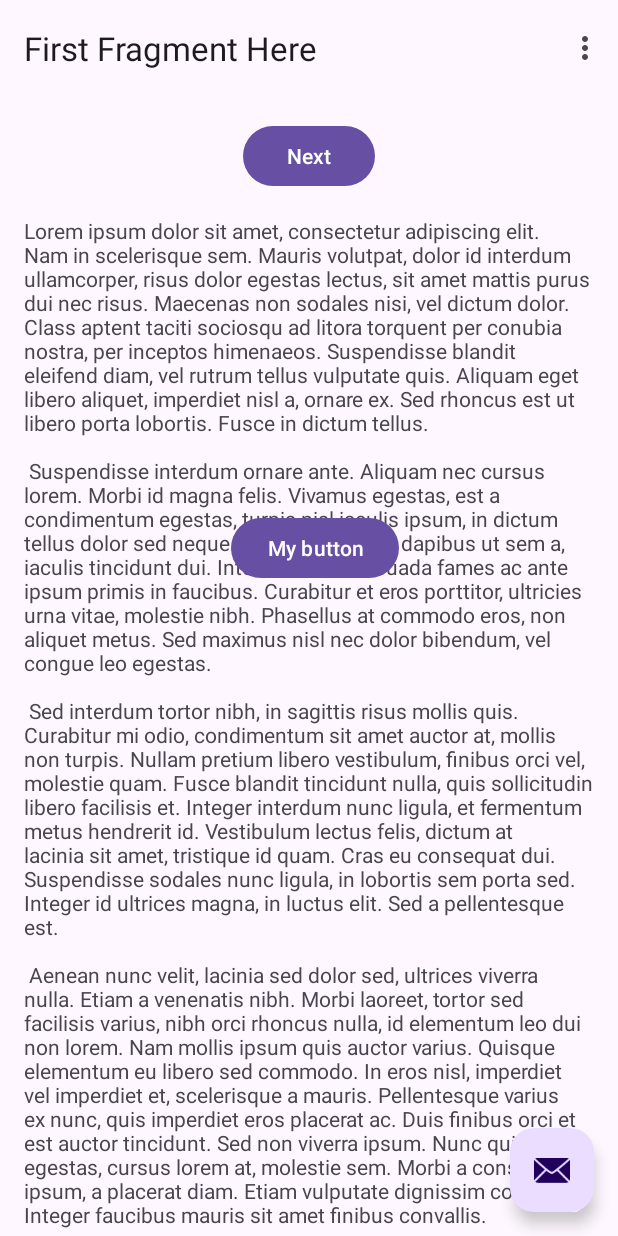
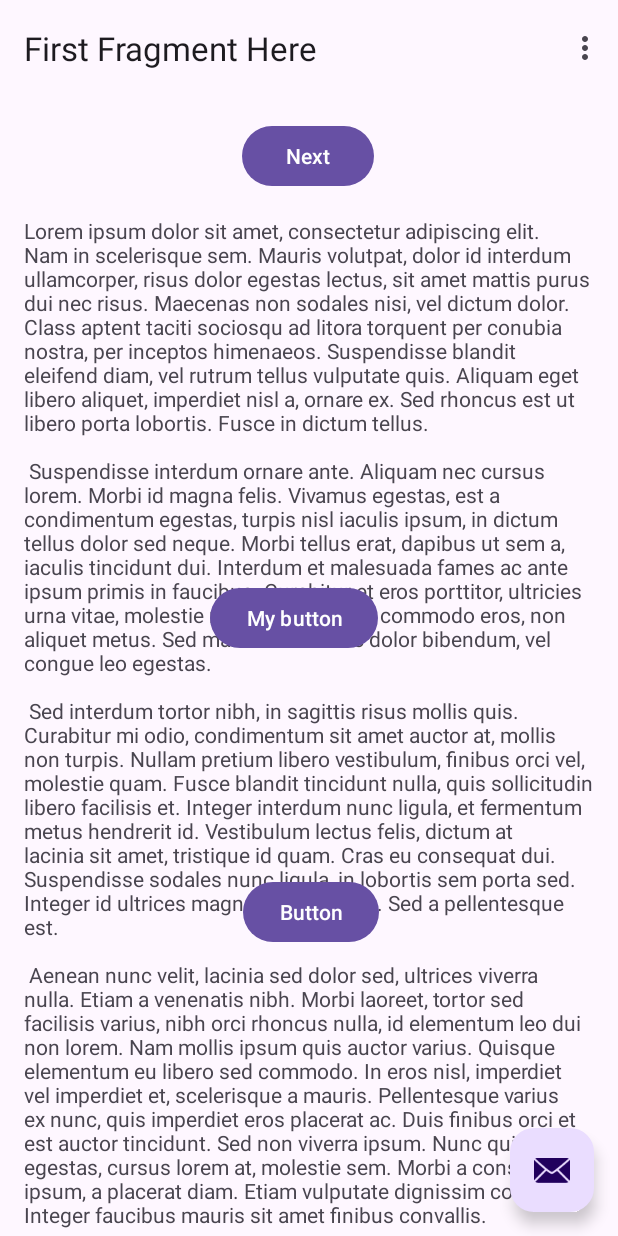
Before and after one commit to cuongpiger/android-programming-for-beginners, an Android app: the screen it shows after launch (MainActivity), on a phone screen of 412 x 824 dp. Run offline under Robolectric (Android 15) with nearby library versions, the phone set to English and light mode, and no system bars; our stand-ins replace navigation-ui.

Commit message:
[chore] do more

```diff
--- a/chap01/app/src/main/res/layout/fragment_first.xml
+++ b/chap01/app/src/main/res/layout/fragment_first.xml
@@ -18,6 +18,7 @@
             android:text="@string/next"
             app:layout_constraintBottom_toTopOf="@id/textview_first"
             app:layout_constraintEnd_toEndOf="parent"
+            app:layout_constraintHorizontal_bias="0.498"
             app:layout_constraintStart_toStartOf="parent"
             app:layout_constraintTop_toTopOf="parent" />
 
@@ -29,6 +30,7 @@
             android:text="@string/lorem_ipsum"
             app:layout_constraintBottom_toBottomOf="parent"
             app:layout_constraintEnd_toEndOf="parent"
+            app:layout_constraintHorizontal_bias="0.0"
             app:layout_constraintStart_toStartOf="parent"
             app:layout_constraintTop_toBottomOf="@id/button_first" />
 
@@ -36,11 +38,22 @@
             android:id="@+id/buttonTop"
             android:layout_width="wrap_content"
             android:layout_height="wrap_content"
-            android:layout_marginTop="261dp"
-            android:layout_marginEnd="130dp"
+            android:layout_marginTop="308dp"
+            android:layout_marginEnd="144dp"
             android:onClick="topClick"
             android:text="My button"
             app:layout_constraintEnd_toEndOf="parent"
             app:layout_constraintTop_toTopOf="parent" />
+
+        <Button
+            android:id="@+id/button"
+            android:layout_width="wrap_content"
+            android:layout_height="wrap_content"
+            android:layout_marginStart="146dp"
+            android:layout_marginTop="148dp"
+            android:text="Button"
+            android:onClick="bottomClick"
+            app:layout_constraintStart_toStartOf="parent"
+            app:layout_constraintTop_toBottomOf="@+id/buttonTop" />
     </androidx.constraintlayout.widget.ConstraintLayout>
 </androidx.core.widget.NestedScrollView>
```
